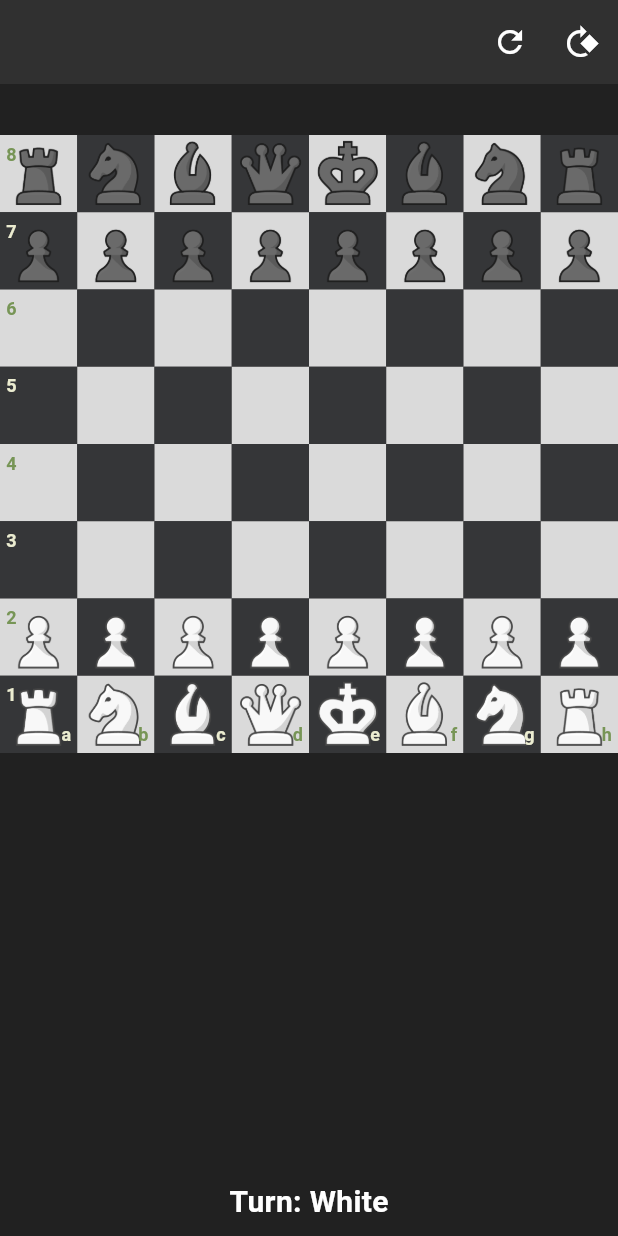
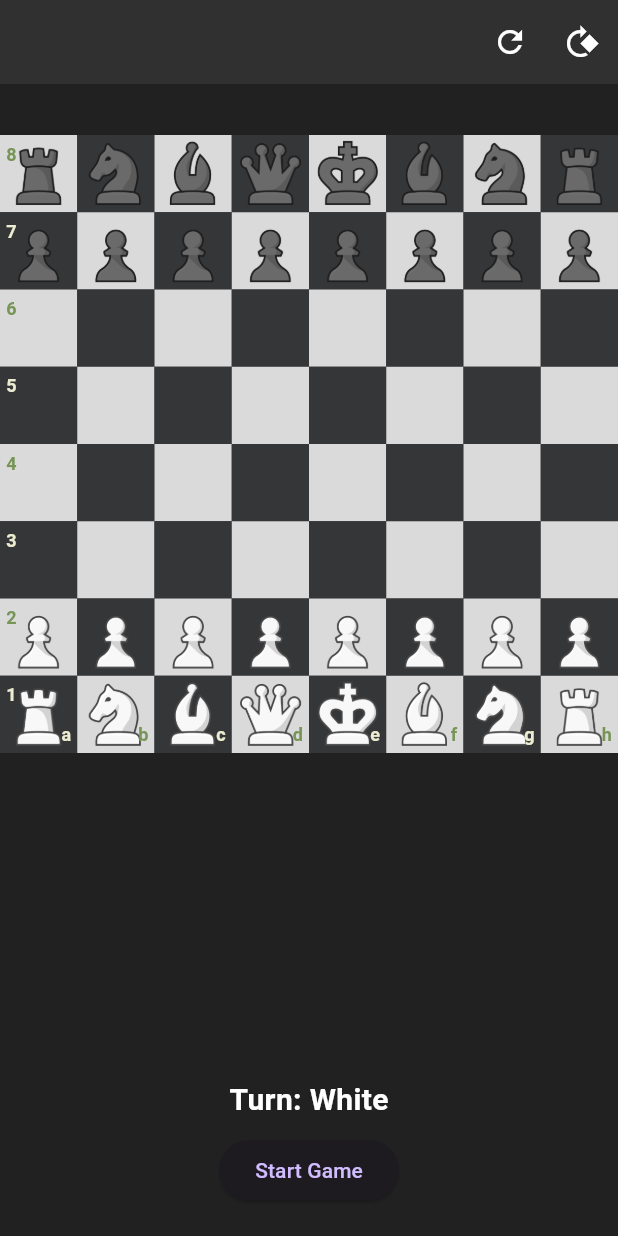
Before and after one commit to GuoruiDai/ai_chess, a Flutter app: the screen it shows after launch, on a phone screen of 412 x 824 dp. Run offline on Flutter 3.47's test engine with Material 3 defaults, Android fonts, the phone set to English and light mode, and no system bars; missing offline and left inert: stockfish.

Commit message:
ui update

```diff
--- a/lib/game_page.dart
+++ b/lib/game_page.dart
@@ -1,7 +1,6 @@
 import 'package:flutter/material.dart';
 import 'chess.dart' as chess_lib;
 import 'chess_board.dart';
-
 
 class GamePage extends StatefulWidget {
   const GamePage({super.key});
@@ -15,6 +14,7 @@ class _GamePageState extends State<GamePage> {
   int? selectedSquare;
   List<chess_lib.Move> validMoves = [];
   bool isPlayerAsBlack = false;
+  bool gameStarted = false; // Track if game has started
 
   @override
   void initState() {
@@ -26,9 +26,22 @@ class _GamePageState extends State<GamePage> {
     chess = chess_lib.Chess();
     selectedSquare = null;
     validMoves = [];
+    gameStarted = false; // Reset game state
+  }
+
+  void _startGame() {
+    setState(() {
+      gameStarted = true;
+    });
   }
 
   void _handleSquareTap(int square) {
+    if (!gameStarted) return;
+    final piece = chess.board[square];
+    if (piece != null && piece.color != (isPlayerAsBlack ? chess_lib.Color.BLACK : chess_lib.Color.WHITE)) {
+      return;
+    }
+
     setState(() {
       final moves = chess.generate_moves({'square': chess_lib.Chess.algebraic(square)});
 
@@ -54,6 +67,7 @@ class _GamePageState extends State<GamePage> {
     if (chess.game_over) {
       _showGameOverDialog();
     }
+    setState(() {}); // Update UI after move
   }
 
   void _showGameOverDialog() {
@@ -90,7 +104,8 @@ class _GamePageState extends State<GamePage> {
               setState(() {});
             },
           ),
-          IconButton(
+          // Only show flip button if game hasn't started
+          if (!gameStarted) IconButton(
             icon: Icon(isPlayerAsBlack ? Icons.rotate_90_degrees_ccw : Icons.rotate_90_degrees_cw),
             onPressed: () {
               setState(() {
@@ -129,6 +144,14 @@ class _GamePageState extends State<GamePage> {
               ),
             ),
           ),
+          // Start game button (only shown when game hasn't started)
+          if (!gameStarted) Padding(
+            padding: const EdgeInsets.only(bottom: 20.0),
+            child: ElevatedButton(
+              onPressed: _startGame,
+              child: const Text('Start Game'),
+            ),
+          ),
         ],
       ),
     );
--- a/lib/main.dart
+++ b/lib/main.dart
@@ -1,6 +1,5 @@
 import 'package:flutter/material.dart';
 import 'game_page.dart';
-
 
 
 void main() {
```
